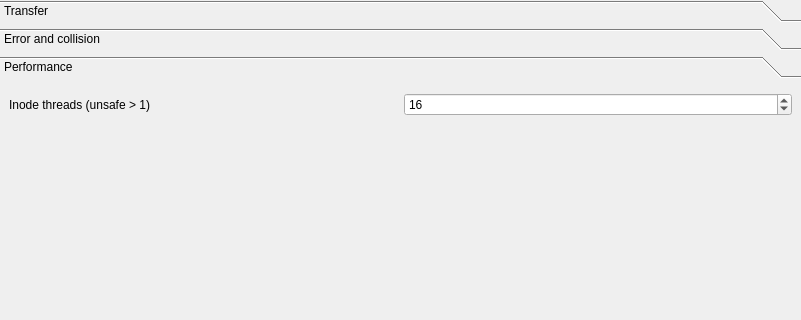
The window that plugins/CopyEngine/Ultracopier-Spec/copyEngineOptions.ui (alphaonex86/Ultracopier) describes before a commit, drawn with Qt 5; both pictures show x 0 to 801 and y 0 to 320 of the 801 by 504 pixel window.
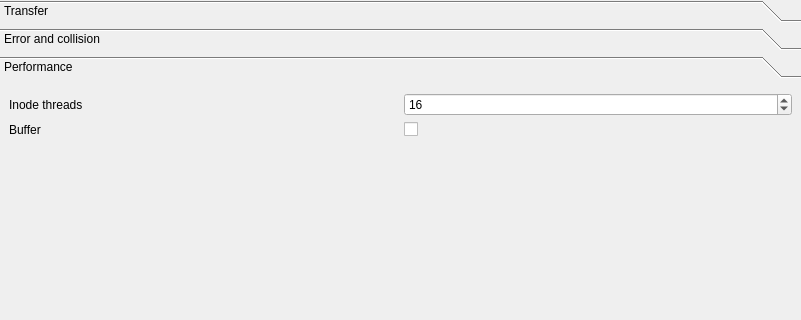
The same window after the commit.

Commit message: [Improvement] add buffer option

Diff of the .ui file:
```diff
--- a/plugins/CopyEngine/Ultracopier-Spec/copyEngineOptions.ui
+++ b/plugins/CopyEngine/Ultracopier-Spec/copyEngineOptions.ui
@@ -339,8 +339,8 @@
        <rect>
         <x>0</x>
         <y>0</y>
-        <width>791</width>
-        <height>378</height>
+        <width>801</width>
+        <height>388</height>
        </rect>
       </property>
       <attribute name="label">
@@ -350,11 +350,11 @@
        <item row="0" column="0">
         <widget class="QLabel" name="label_21">
          <property name="text">
-          <string>Inode threads (unsafe &gt; 1)</string>
+          <string>Inode threads</string>
          </property>
         </widget>
        </item>
-       <item row="1" column="1">
+       <item row="2" column="1">
         <spacer name="verticalSpacer">
          <property name="orientation">
           <enum>Qt::Vertical</enum>
@@ -380,6 +380,20 @@
          </property>
         </widget>
        </item>
+       <item row="1" column="1">
+        <widget class="QCheckBox" name="buffer">
+         <property name="text">
+          <string/>
+         </property>
+        </widget>
+       </item>
+       <item row="1" column="0">
+        <widget class="QLabel" name="label_4">
+         <property name="text">
+          <string>Buffer</string>
+         </property>
+        </widget>
+       </item>
       </layout>
      </widget>
      <widget class="QWidget" name="page_misc">
```
Left out of the diff: 12 changed lines with no effect on the pictures. The commit also changes 33 other files.
